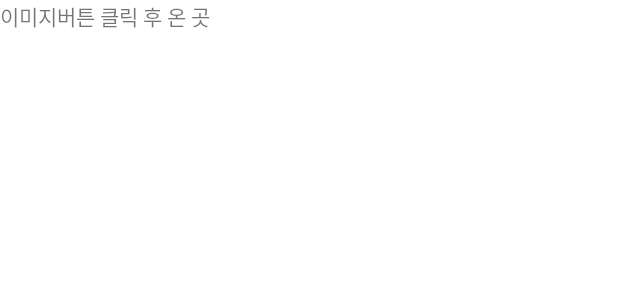
After one commit to 55soup/BreakfastForce, an Android app: the layout activity_fragment2_detail.xml on its own in the app's theme, with its tools: preview values and no code run, on a phone screen of 412 x 824 dp. The commit adds this screen. Shown: the top 300 px of the screen. Run offline under Robolectric (Android 15) with nearby library versions, the phone set to English and light mode, and no system bars.

Commit message:
레시피 페이지 화면 전환 시도 (새파일 몇 개 있음)

```diff
--- a/app/src/main/res/layout/activity_fragment2.xml
+++ b/app/src/main/res/layout/activity_fragment2.xml
@@ -20,12 +20,13 @@
             <FrameLayout
                 android:layout_weight="1">
                 <ImageButton
+                    android:id="@+id/test"
                     android:layout_width="wrap_content"
                     android:layout_height="170dp"
                     android:src="@drawable/sandwich"
                     android:background="@drawable/rect"
                     android:backgroundTint="#4D000000"
-                    android:layout_margin="10dp"  />
+                    android:layout_margin="10dp"/>
                 <ImageButton
                     android:id="@+id/btn_sandwich"
                     android:layout_width="170dp"
--- /dev/null
+++ b/app/src/main/res/layout/activity_fragment2_detail.xml
@@ -0,0 +1,14 @@
+<?xml version="1.0" encoding="utf-8"?>
+<LinearLayout xmlns:android="http://schemas.android.com/apk/res/android"
+    xmlns:app="http://schemas.android.com/apk/res-auto"
+    xmlns:tools="http://schemas.android.com/tools"
+    android:layout_width="match_parent"
+    android:layout_height="match_parent"
+    tools:context=".Fragment2DetailActivity">
+
+    <TextView
+        android:layout_width="wrap_content"
+        android:layout_height="wrap_content"
+        android:text="이미지버튼 클릭 후 온 곳"/>
+
+</LinearLayout>
```
Also changed, not shown: app/src/main/AndroidManifest.xml (+8 -2 lines), app/src/main/java/com/example/breakfastforce/Fragment2.java (+46 -9 lines), app/src/main/java/com/example/breakfastforce/Fragment2DetailActivity.java (added, +25 -0 lines).
